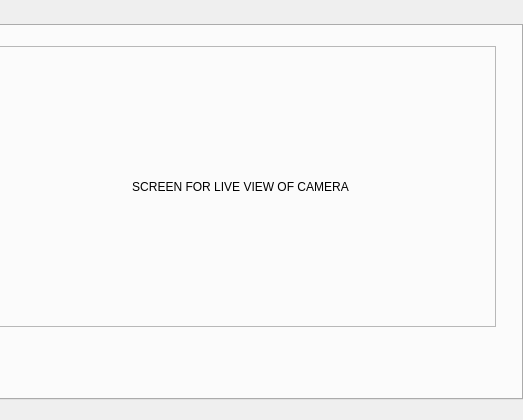
First picture: the form in sources/mainwindow.ui, repository ChicoState/SmartCCTV, before the edit; both pictures show x 227 to 750 and y 0 to 420 of the 750 by 420 pixel window.
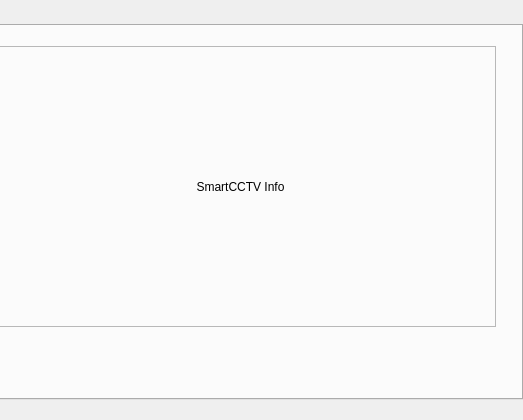
Second picture: the form after the edit.

```diff
--- a/sources/mainwindow.ui
+++ b/sources/mainwindow.ui
@@ -149,7 +149,7 @@
        <number>0</number>
       </property>
       <property name="text">
-       <string>SCREEN FOR LIVE VIEW OF CAMERA</string>
+       <string>SmartCCTV Info</string>
       </property>
       <property name="alignment">
        <set>Qt::AlignCenter</set>
```
